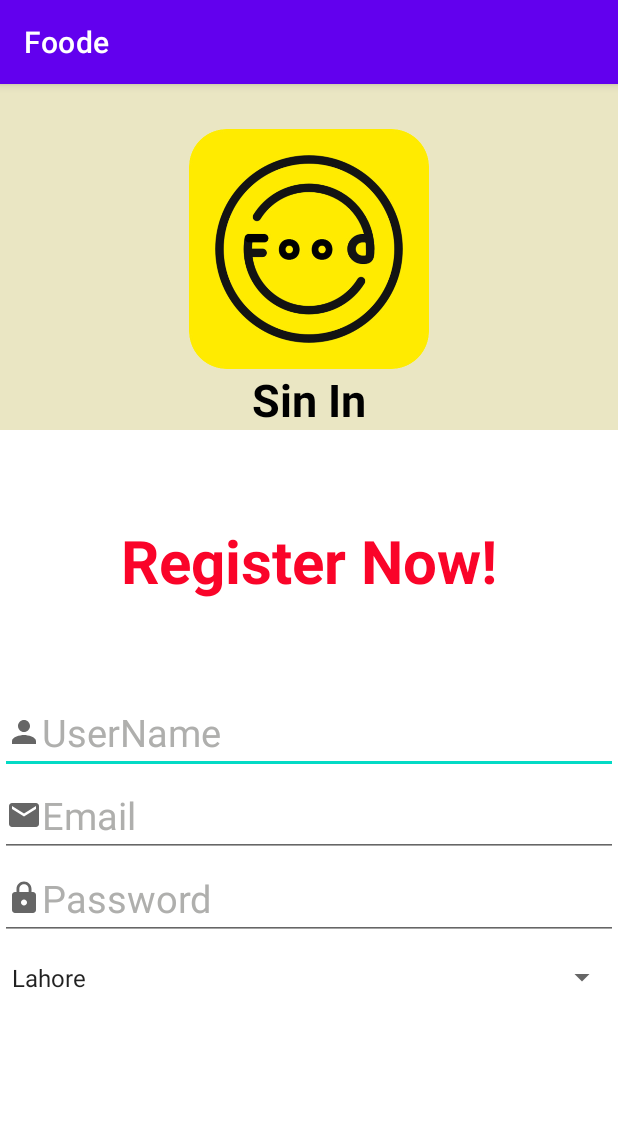
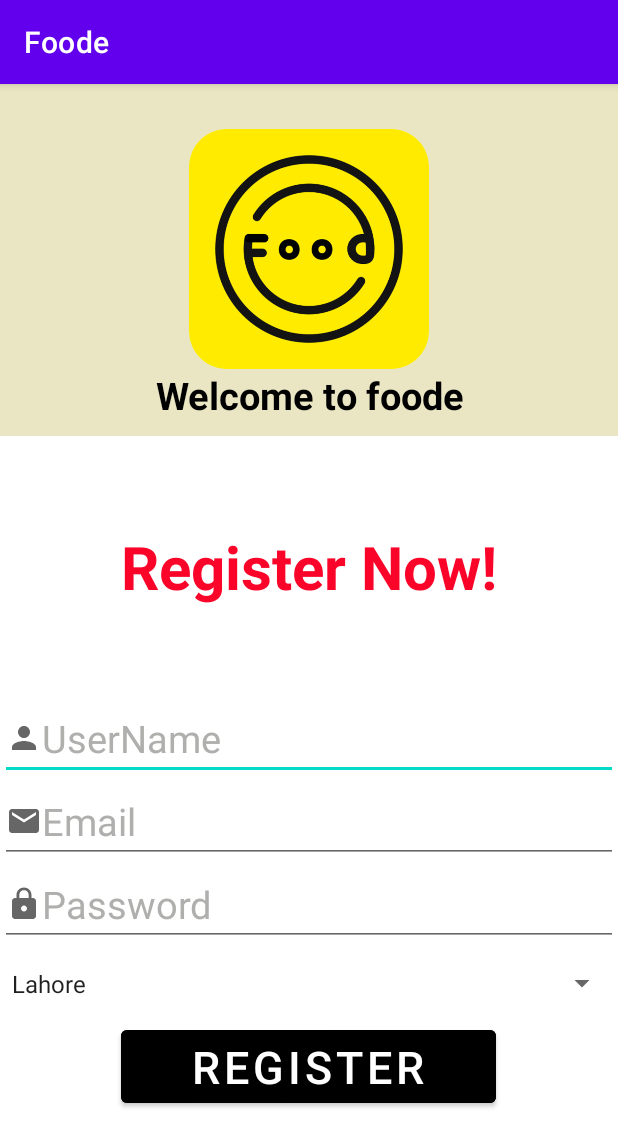
Before and after one commit to Afaq5006/Foode, an Android app: the register_now screen opened directly, with no data from a screen before it, on a phone screen of 412 x 824 dp. Shown: the top 1147 px of the screen. Run offline under Robolectric (Android 15) with nearby library versions, the phone set to English and light mode, and no system bars.

Commit message:
SQLiter AddUser

```diff
--- a/app/src/main/java/com/example/foode/register_now.java
+++ b/app/src/main/java/com/example/foode/register_now.java
@@ -6,16 +6,47 @@ import android.os.Bundle;
 import android.view.View;
 import android.widget.AdapterView;
 import android.widget.ArrayAdapter;
+import android.widget.Button;
+import android.widget.EditText;
 import android.widget.ListView;
 import android.widget.Spinner;
 import android.widget.Toast;
 
 public class register_now extends AppCompatActivity implements AdapterView.OnItemSelectedListener {
+    EditText username, email, password;
+    Button register;
+    Spinner city;
+    DBHelper DB;
+
     @Override
     protected void onCreate(Bundle savedInstanceState) {
         super.onCreate(savedInstanceState);
         setContentView(R.layout.activity_register_now);
         Spinner spinner = findViewById(R.id.spinner1);
+        username = findViewById(R.id.ET_name);
+        email = findViewById(R.id.ET_email);
+        password = findViewById(R.id.ET_password);
+        city = findViewById(R.id.spinner1);
+        register = findViewById(R.id.btn_register);
+        DB = new DBHelper(this);
+        register.setOnClickListener(new View.OnClickListener() {
+            @Override
+            public void onClick(View view) {
+                String nameTXT = username.getText().toString();
+                String emailTXT = email.getText().toString();
+                String passwordTXT = password.getText().toString();
+                String cityTXT = city.getOnItemSelectedListener().toString();
+
+                boolean checkData = DB.insert(nameTXT, emailTXT, passwordTXT, cityTXT);
+                if (checkData == true)
+                    Toast.makeText(register_now.this, "User Added", Toast.LENGTH_SHORT).show();
+                else
+                    Toast.makeText(register_now.this, "Error this inserted", Toast.LENGTH_SHORT).show();
+            }
+        });
+
+
+
         ArrayAdapter<CharSequence> adapter = ArrayAdapter.createFromResource(this,R.array.numbers, android.R.layout.simple_spinner_item);
         adapter.setDropDownViewResource(android.R.layout.simple_spinner_dropdown_item);
         spinner.setAdapter(adapter);
--- a/app/src/main/res/layout/activity_register_now.xml
+++ b/app/src/main/res/layout/activity_register_now.xml
@@ -24,11 +24,12 @@
         android:layout_width="match_parent"
         android:layout_height="wrap_content"
         android:gravity="center"
-        android:text="Sin In"
+        android:text="Welcome to foode"
         android:textColor="@color/black"
-        android:textSize="30sp"
+        android:textSize="25sp"
         android:textStyle="bold" />
     <LinearLayout
+        android:layout_marginTop="10dp"
         android:layout_width="match_parent"
         android:layout_height="match_parent"
         android:orientation="vertical"
@@ -56,7 +57,7 @@
             android:drawableLeft="@drawable/username"
             />
         <EditText
-            android:id="@+id/ET_password"
+            android:id="@+id/ET_email"
             android:layout_width="match_parent"
             android:layout_height="wrap_content"
             android:hint="Email"
@@ -65,7 +66,7 @@
             android:drawableLeft="@drawable/email"
             />
         <EditText
-            android:id="@+id/ET_Repassword"
+            android:id="@+id/ET_password"
             android:layout_width="match_parent"
             android:layout_height="wrap_content"
             android:hint="Password"
@@ -79,6 +80,15 @@
             android:layout_height="50dp"
             android:textColorHint="@color/DarkGray"
             />
+        <Button
+            android:id="@+id/btn_register"
+            android:layout_width="250dp"
+            android:layout_height="wrap_content"
+            android:text="Register"
+            android:textSize="30dp"
+            android:backgroundTint="@color/black"
+            android:layout_gravity="center"
+            />
     </LinearLayout>
 
 
```
Also changed, not shown: app/src/main/java/com/example/foode/DBHelper.java (added, +40 -0 lines), app/src/main/res/layout/activity_sign_in.xml (+13 -4 lines), 1 other file.
